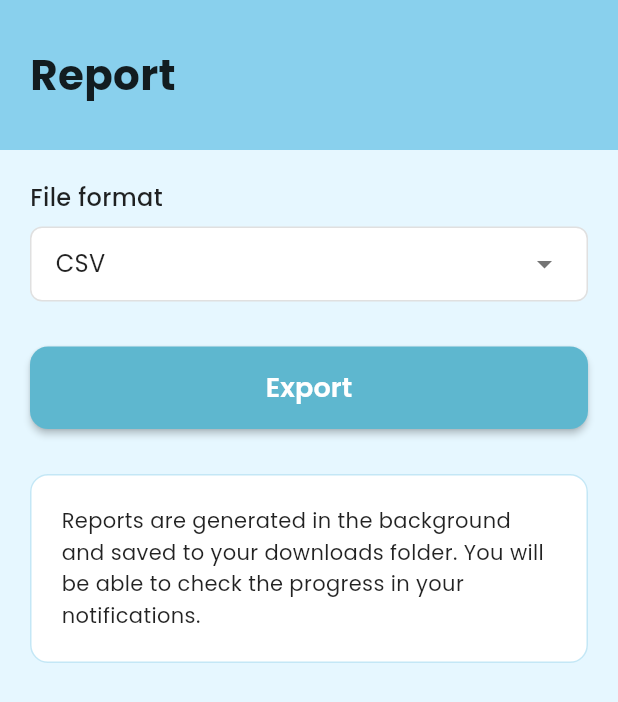
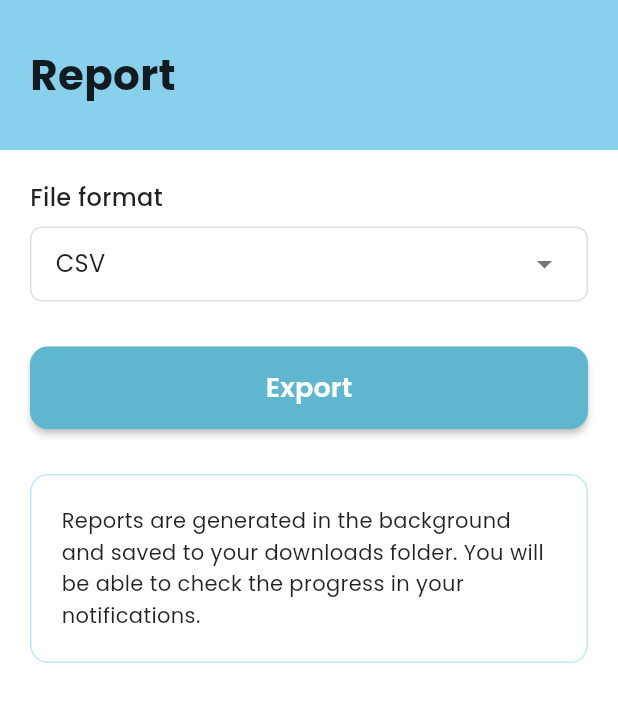
Before and after one commit to ThenujaaSuntharesan/MyBete-App, a Flutter app: the ReportScreen screen opened directly, on a phone screen of 412 x 824 dp. Shown: the top 702 px of the screen. Run offline on Flutter 3.47's test engine with Material 3 defaults, Android fonts, the phone set to English and light mode, and no system bars; our stand-ins replace cloud_firestore, firebase_auth, firebase_core, firebase_storage, fl_chart, flutter_local_notifications and 10 more; accounts and stored records are empty; generated files the repository leaves out were written again.

Commit message:
merge files

```diff
--- a/lib/have_diabetes/DashBoard/MyActivity.dart
+++ b/lib/have_diabetes/DashBoard/MyActivity.dart
@@ -1,4 +1,3 @@
-// //
 // // import 'package:flutter/material.dart';
 // // import 'package:fl_chart/fl_chart.dart';
 // // import 'package:intl/intl.dart';
--- a/lib/have_diabetes/DashBoard/Report/Reports.dart
+++ b/lib/have_diabetes/DashBoard/Report/Reports.dart
@@ -215,7 +215,7 @@ class _ReportScreenState extends State<ReportScreen> {
   final Color mediumBlue = Color(0xFF5EB7CF);
   final Color brightBlue = Color(0xFF5FB8DD);
   final Color paleBlue = Color(0xFFC5EDFF);
-  final Color bgColor = Color(0xFFE6F7FF); // Light blue background
+  final Color bgColor = Color(0xFFFFFFFF); // Light blue background
 
   void _showFormatSelectionDialog() {
     showDialog(
--- a/pubspec.yaml
+++ b/pubspec.yaml
@@ -63,7 +63,7 @@ dependencies:
   path: ^1.8.3
   google_fonts: ^6.2.1
 
-  syncfusion_flutter_charts: ^25.1.39
+  syncfusion_flutter_charts: ^28.2.12
 
 
 dependency_overrides:
```
Also changed, not shown: pubspec.lock.
